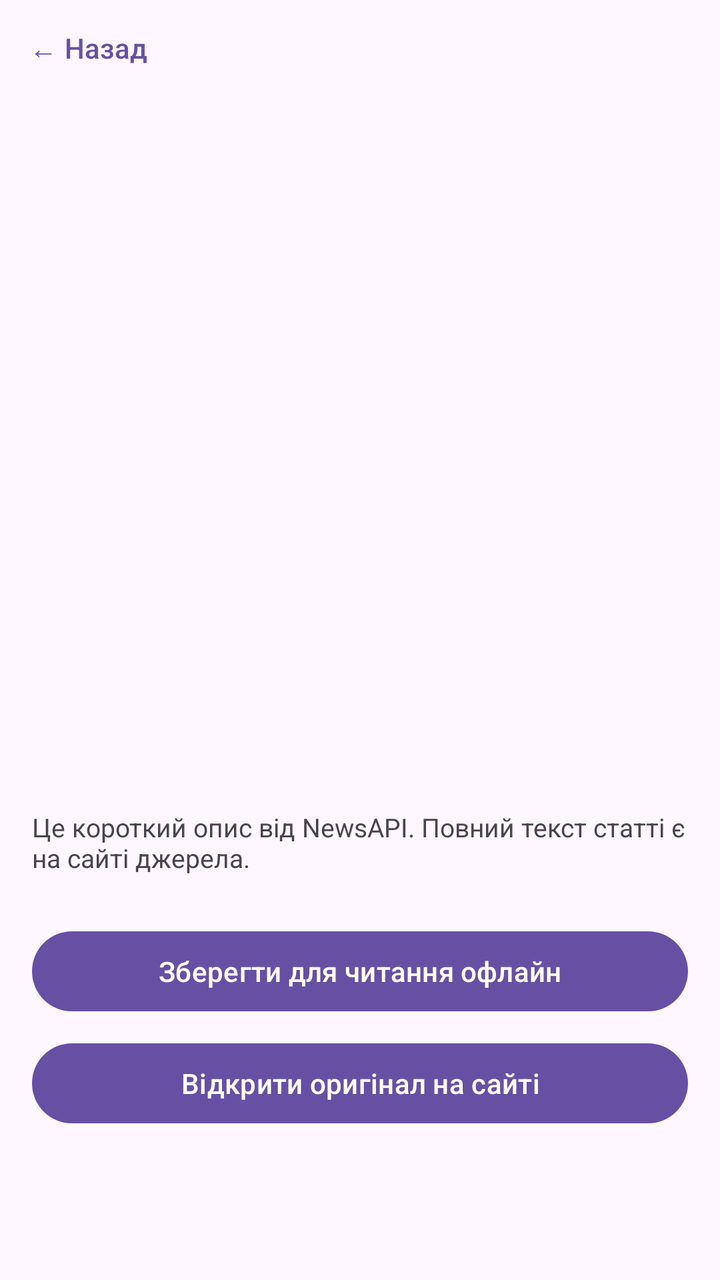
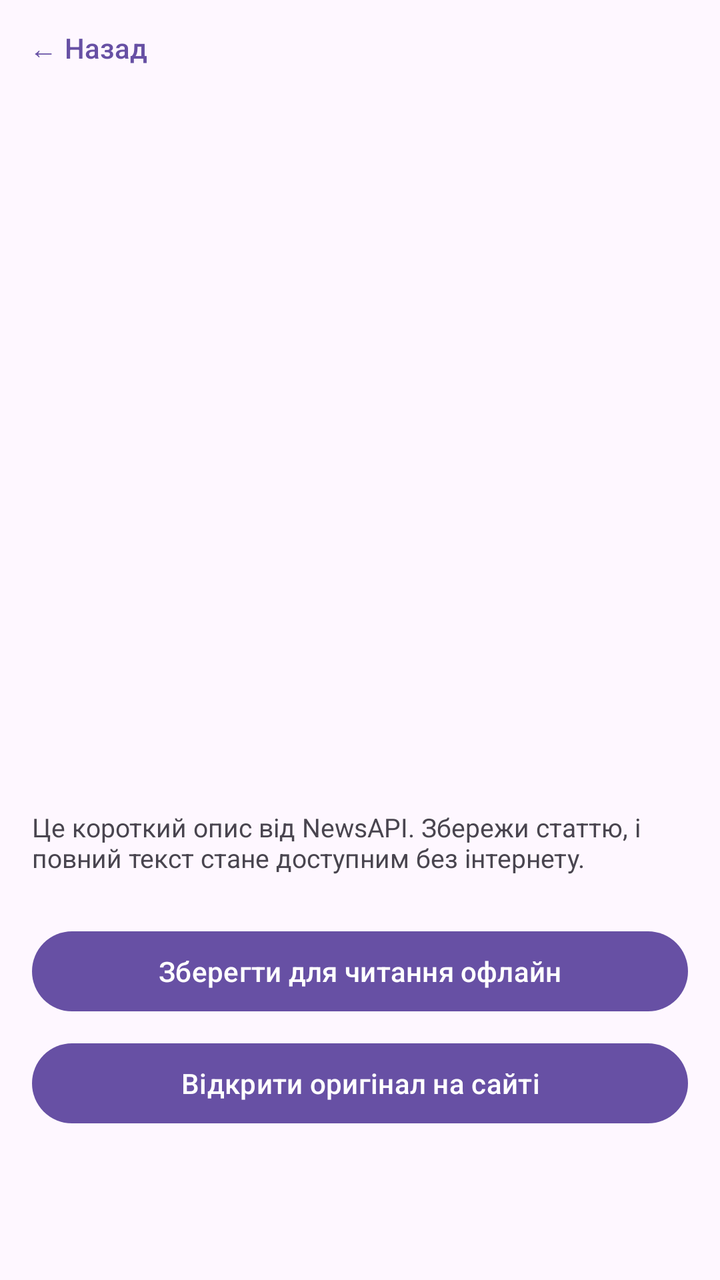

Compare the two renders of this Android layout. The source of the first and the diff that turns it into the second are given below.
<!-- AndroidManifest.xml: application theme Theme.NewsFeed -->
<!-- res/layout/activity_article_detail.xml -->
<?xml version="1.0" encoding="utf-8"?>
<LinearLayout xmlns:android="http://schemas.android.com/apk/res/android"
    android:id="@+id/detailRoot"
    android:layout_width="match_parent"
    android:layout_height="match_parent"
    android:orientation="vertical">

    <Button
        android:id="@+id/backButton"
        style="@style/Widget.Material3.Button.TextButton"
        android:layout_width="wrap_content"
        android:layout_height="wrap_content"
        android:text="← Назад" />

    <ScrollView
        android:layout_width="match_parent"
        android:layout_height="0dp"
        android:layout_weight="1">

        <LinearLayout
            android:layout_width="match_parent"
            android:layout_height="wrap_content"
            android:orientation="vertical"
            android:padding="16dp">

            <ImageView
                android:id="@+id/image"
                android:layout_width="match_parent"
                android:layout_height="220dp"
                android:scaleType="centerCrop" />

            <TextView
                android:id="@+id/title"
                android:layout_width="match_parent"
                android:layout_height="wrap_content"
                android:layout_marginTop="12dp"
                android:textSize="22sp"
                android:textStyle="bold" />

            <TextView
                android:id="@+id/meta"
                android:layout_width="match_parent"
                android:layout_height="wrap_content"
                android:layout_marginTop="8dp"
                android:textSize="13sp" />

            <TextView
                android:id="@+id/description"
                android:layout_width="match_parent"
                android:layout_height="wrap_content"
                android:layout_marginTop="16dp"
                android:textSize="16sp" />

            <TextView
                android:id="@+id/hint"
                android:layout_width="match_parent"
                android:layout_height="wrap_content"
                android:layout_marginTop="16dp"
                android:text="Це короткий опис від NewsAPI. Повний текст статті є на сайті джерела."
                android:textSize="13sp" />

            <Button
                android:id="@+id/saveButton"
                android:layout_width="match_parent"
                android:layout_height="wrap_content"
                android:layout_marginTop="24dp"
                android:text="Зберегти для читання офлайн" />

            <Button
                android:id="@+id/openButton"
                android:layout_width="match_parent"
                android:layout_height="wrap_content"
                android:layout_marginTop="8dp"
                android:text="Відкрити оригінал на сайті" />
        </LinearLayout>
    </ScrollView>
</LinearLayout>
<!-- resources referenced by this layout -->
<resources>
  <style name="Theme.NewsFeed" parent="Base.Theme.NewsFeed" />
  <style name="Base.Theme.NewsFeed" parent="Theme.Material3.DayNight.NoActionBar">
          
          
      </style>
</resources>

<!-- the commit's change to res/layout/activity_article_detail.xml (unified diff, before → after) -->
@@ -52,11 +52,30 @@
                 android:textSize="16sp" />
 
             <TextView
+                android:id="@+id/statusText"
+                android:layout_width="match_parent"
+                android:layout_height="wrap_content"
+                android:layout_marginTop="16dp"
+                android:textSize="13sp"
+                android:textStyle="italic"
+                android:visibility="gone" />
+
+            <TextView
+                android:id="@+id/fullText"
+                android:layout_width="match_parent"
+                android:layout_height="wrap_content"
+                android:layout_marginTop="12dp"
+                android:lineSpacingMultiplier="1.2"
+                android:textIsSelectable="true"
+                android:textSize="16sp"
+                android:visibility="gone" />
+
+            <TextView
                 android:id="@+id/hint"
                 android:layout_width="match_parent"
                 android:layout_height="wrap_content"
                 android:layout_marginTop="16dp"
-                android:text="Це короткий опис від NewsAPI. Повний текст статті є на сайті джерела."
+                android:text="Це короткий опис від NewsAPI. Збережи статтю, і повний текст стане доступним без інтернету."
                 android:textSize="13sp" />
 
             <Button
@@ -67,6 +86,14 @@
                 android:text="Зберегти для читання офлайн" />
 
             <Button
+                android:id="@+id/retryButton"
+                android:layout_width="match_parent"
+                android:layout_height="wrap_content"
+                android:layout_marginTop="8dp"
+                android:text="Спробувати завантажити текст ще раз"
+                android:visibility="gone" />
+
+            <Button
                 android:id="@+id/openButton"
                 android:layout_width="match_parent"
                 android:layout_height="wrap_content"
